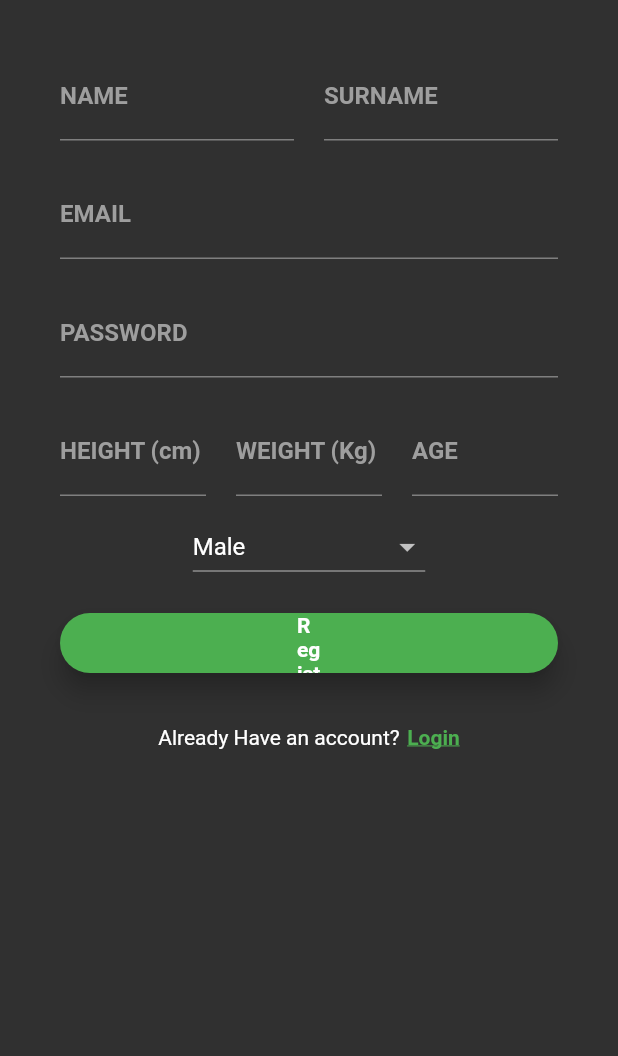
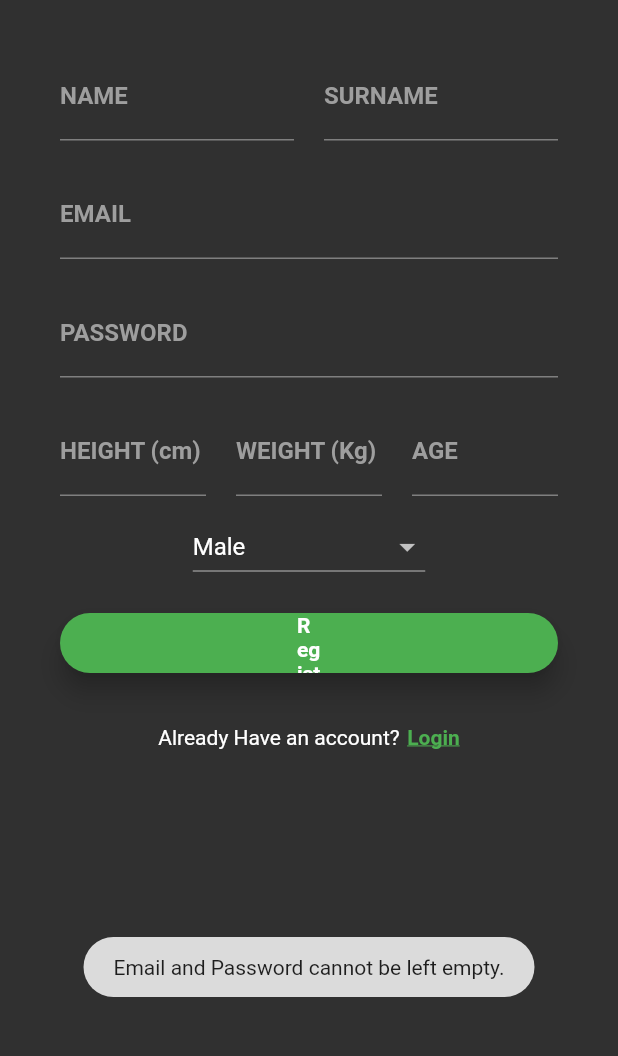
Before and after one commit to BalajSaleem/Foodster-Flutter, a Flutter app: the SignUp screen opened by its route, after a tap on "Register", on a phone screen of 412 x 824 dp, the part 143-1199 px from its top. Run offline on Flutter 3.47's test engine with Material 2 defaults, Android fonts, the phone set to English and light mode, and no system bars; our stand-ins replace date_picker_timeline, flutter_spinkit, fluttertoast, shared_preferences; accounts and stored records are empty; network calls fail; Roboto replaces fonts that are missing (TenorSans).

Commit message:
Supplementary to last commit (Login/Signup Support) because I am a noob sometimes

```diff
--- a/lib/components/big_button.dart
+++ b/lib/components/big_button.dart
@@ -1,7 +1,7 @@
 import 'package:flutter/material.dart';
 
 class BigButton extends StatelessWidget {
-  BigButton(this. text, this.onClick);
+  BigButton(this.text, this.onClick);
   final String text;
   final VoidCallback onClick;
   @override
--- a/lib/pages/home_page.dart
+++ b/lib/pages/home_page.dart
@@ -14,7 +14,6 @@ class Home extends StatefulWidget {
 
 class _HomeState extends State<Home> {
 
-  String baseUrl = 'http://139.179.202.8:8080/api/v1/';
   int _selectedNavIndex = 2;
   bool canApply = true;
   bool canViewQr = false;
--- a/lib/pages/register_page.dart
+++ b/lib/pages/register_page.dart
@@ -1,10 +1,11 @@
 import 'package:flutter/cupertino.dart';
 import 'package:flutter/material.dart';
+import 'package:foodster/pref_manager.dart';
 import 'package:foodster/components/big_button.dart';
 
-//import 'package:exodus/models/Person.dart';
-import 'package:http/http.dart' as http;
-import 'dart:convert';
+import 'ui_utils.dart';
+
+import 'package:foodster/RestCalls/http_caller.dart';
 
 class SignUp extends StatefulWidget {
   @override
@@ -15,6 +16,31 @@ class _SignUpState extends State<SignUp> {
   static const genders = ["Male", "Female", "Apache Helicopter"];
   bool isOfficer = false;
   String selectedGender = genders[0];
+
+  TextEditingController _emailController = new TextEditingController();
+  TextEditingController _passwordController = new TextEditingController();
+
+  void _handleRegister(BuildContext context){
+    String email = _emailController.text;
+    String password = _passwordController.text;
+
+    if(email == '' || password == ''){
+      UiUtils.showToast('Email and Password cannot be left empty.');
+      return;
+    }
+
+    HttpCaller.signup(email, password,
+            (bool success, int statusCode, [String token = '']){
+              if(success) {
+                print('Logging in');
+                PrefManager.storeToken(token);
+                Navigator.of(context).pushNamed('/home');
+              }
+              else{
+                UiUtils.showToast('Failed to Sign Up');
+              }
+            });
+  }
 
   @override
   Widget build(BuildContext context) {
@@ -62,6 +88,7 @@ class _SignUpState extends State<SignUp> {
                       ),
                       SizedBox(height: 20.0),
                       TextField(
+                        controller: _emailController,
                         decoration: InputDecoration(
                             labelText: 'EMAIL',
                             labelStyle: TextStyle(fontWeight: FontWeight.bold, color: Colors.grey),
@@ -70,6 +97,7 @@ class _SignUpState extends State<SignUp> {
                       ),
                       SizedBox(height: 20.0),
                       TextField(
+                        controller: _passwordController,
                         decoration: InputDecoration(
                             labelText: 'PASSWORD',
                             labelStyle: TextStyle(fontWeight: FontWeight.bold, color: Colors.grey),
@@ -153,7 +181,7 @@ class _SignUpState extends State<SignUp> {
                       SizedBox(height: 20.0),
                       Container(
                         height: 40.0,
-                        child: BigButton("Register", (){})
+                        child: BigButton("Register", () => _handleRegister(context))
                       ),
                       SizedBox(height: 20.0),
                     ],
--- a/lib/pages/ui_utils.dart
+++ b/lib/pages/ui_utils.dart
@@ -0,0 +1,8 @@
+import 'package:fluttertoast/fluttertoast.dart';
+
+
+class  UiUtils {
+  static void showToast(String msg){
+    Fluttertoast.showToast(msg: msg, toastLength: Toast.LENGTH_LONG);
+  }
+}
--- a/pubspec.yaml
+++ b/pubspec.yaml
@@ -24,9 +24,11 @@ dependencies:
   flutter:
     sdk: flutter
   flutter_spinkit: ^4.1.2+1
+  fluttertoast: ^7.1.6
   http: ^0.12.2
   #horizontal_calendar: 0.0.1
   date_picker_timeline: ^1.2.1
+  shared_preferences: 0.5.12+4
   #horizontal_center_date_picker: ^1.0.0+2
 
   # The following adds the Cupertino Icons font to your application.
```
Also changed, not shown: lib/RestCalls/http_caller.dart (+38 -6 lines), lib/main.dart (+9 -2 lines), lib/pages/login_page.dart (+33 -41 lines), pubspec.lock.
